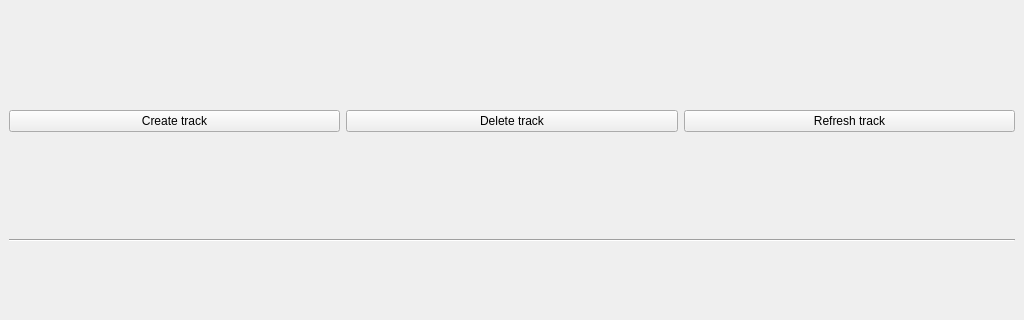
Old version of the form route_planner_dockwidget_base.ui in the repository golden-gecko/qgis-route-planner; both pictures show x 0 to 1024 and y 0 to 320 of the 1024 by 721 pixel window.
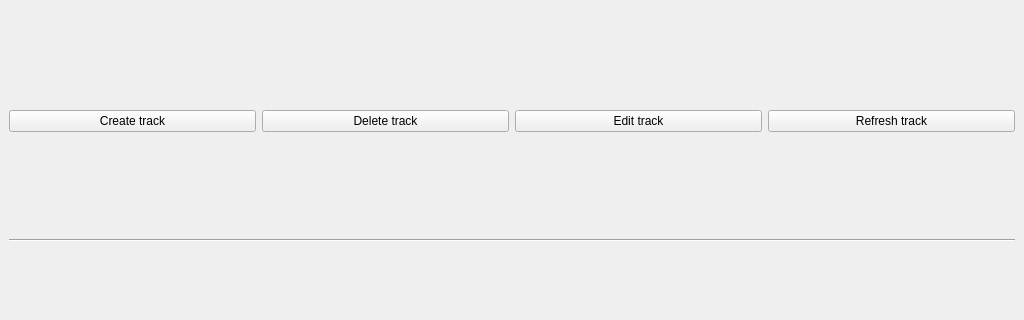
New version of the form.

```diff
--- a/route_planner_dockwidget_base.ui
+++ b/route_planner_dockwidget_base.ui
@@ -122,6 +122,13 @@
         </property>
        </widget>
       </item>
+      <item>
+       <widget class="QPushButton" name="buttonTrackEdit">
+        <property name="text">
+         <string>Edit track</string>
+        </property>
+       </widget>
+      </item>
       <item>
        <widget class="QPushButton" name="buttonTrackRefresh">
         <property name="text">
```
